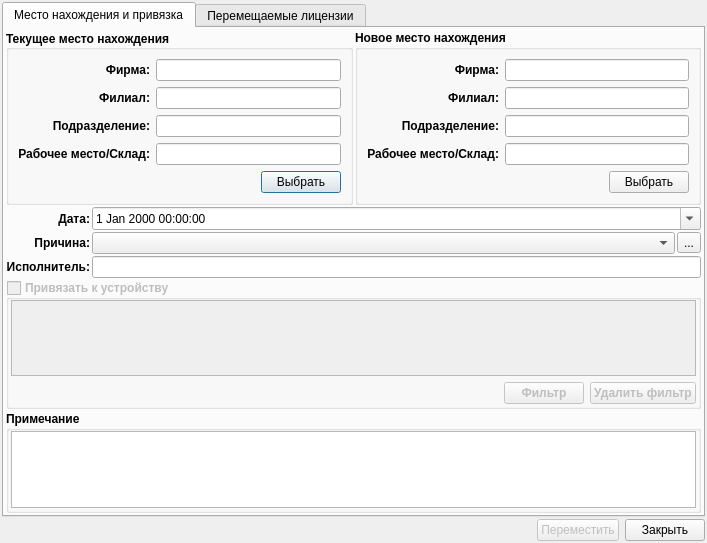
vovan1982/workerplace, file ui/movelicense.ui: the form before one commit.
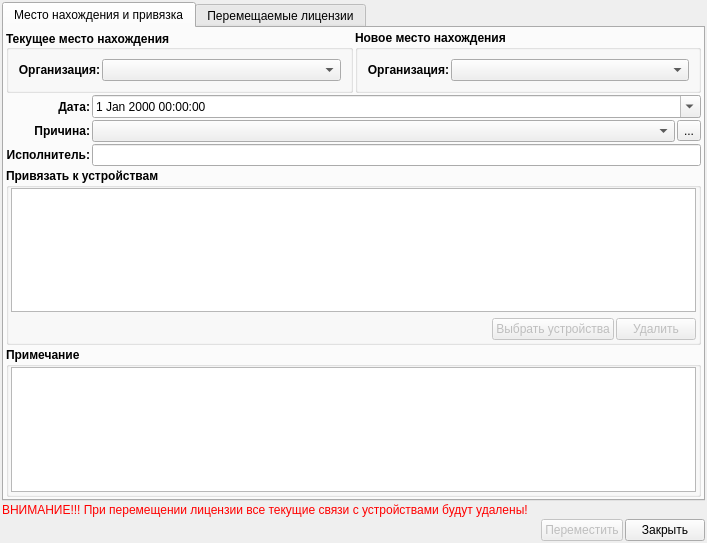
The form after the commit. Icons and pictures are not drawn. Custom widgets are drawn as their Qt base class.

```diff
--- a/ui/movelicense.ui
+++ b/ui/movelicense.ui
@@ -54,11 +54,14 @@
            </property>
            <layout class="QVBoxLayout" name="verticalLayout_5">
             <item>
-             <layout class="QGridLayout" name="gridLayout">
+             <layout class="QGridLayout" name="gridLayout" columnstretch="0,1">
+              <property name="spacing">
+               <number>2</number>
+              </property>
               <item row="0" column="0">
                <widget class="QLabel" name="label">
                 <property name="text">
-                 <string>Фирма:</string>
+                 <string>Организация:</string>
                 </property>
                 <property name="alignment">
                  <set>Qt::AlignRight|Qt::AlignTrailing|Qt::AlignVCenter</set>
@@ -66,96 +69,7 @@
                </widget>
               </item>
               <item row="0" column="1">
-               <widget class="QLineEdit" name="curFirm">
-                <property name="readOnly">
-                 <bool>true</bool>
-                </property>
-               </widget>
-              </item>
-              <item row="1" column="0">
-               <widget class="QLabel" name="label_2">
-                <property name="text">
-                 <string>Филиал:</string>
-                </property>
-                <property name="alignment">
-                 <set>Qt::AlignRight|Qt::AlignTrailing|Qt::AlignVCenter</set>
-                </property>
-               </widget>
-              </item>
-              <item row="1" column="1">
-               <widget class="QLineEdit" name="curFP">
-                <property name="readOnly">
-                 <bool>true</bool>
-                </property>
-               </widget>
-              </item>
-              <item row="2" column="0">
-               <widget class="QLabel" name="label_3">
-                <property name="text">
-                 <string>Подразделение:</string>
-                </property>
-                <property name="alignment">
-                 <set>Qt::AlignRight|Qt::AlignTrailing|Qt::AlignVCenter</set>
-                </property>
-               </widget>
-              </item>
-              <item row="2" column="1">
-               <widget class="QLineEdit" name="curDep">
-                <property name="readOnly">
-                 <bool>true</bool>
-                </property>
-               </widget>
-              </item>
-              <item row="3" column="0">
-               <widget class="QLabel" name="label_4">
-                <property name="text">
-                 <string>Рабочее место/Склад:</string>
-                </property>
-                <property name="alignment">
-                 <set>Qt::AlignRight|Qt::AlignTrailing|Qt::AlignVCenter</set>
-                </property>
-               </widget>
-              </item>
-              <item row="3" column="1">
-               <widget class="QLineEdit" name="curWpWh">
-                <property name="readOnly">
-                 <bool>true</bool>
-                </property>
-               </widget>
-              </item>
-             </layout>
-            </item>
-            <item>
-             <layout class="QHBoxLayout" name="horizontalLayout_5">
-              <item>
-               <spacer name="horizontalSpacer_2">
-                <property name="orientation">
-                 <enum>Qt::Horizontal</enum>
-                </property>
-                <property name="sizeHint" stdset="0">
-                 <size>
-                  <width>40</width>
-                  <height>20</height>
-                 </size>
-                </property>
-               </spacer>
-              </item>
-              <item>
-               <widget class="QPushButton" name="selectCurButton">
-                <property name="font">
-                 <font>
-                  <weight>50</weight>
-                  <bold>false</bold>
-                 </font>
-                </property>
-                <property name="text">
-                 <string>Выбрать</string>
-                </property>
-                <property name="icon">
-                 <iconset resource="../icons.qrc">
-                  <normaloff>:/24x24/select/ico/selectall_24x24.png</normaloff>:/24x24/select/ico/selectall_24x24.png</iconset>
-                </property>
-               </widget>
+               <widget class="QComboBox" name="curOrganization"/>
               </item>
              </layout>
             </item>
@@ -175,11 +89,14 @@
            </property>
            <layout class="QVBoxLayout" name="verticalLayout_6">
             <item>
-             <layout class="QGridLayout" name="gridLayout_2">
+             <layout class="QGridLayout" name="gridLayout_2" columnstretch="0,1">
+              <property name="spacing">
+               <number>2</number>
+              </property>
               <item row="0" column="0">
                <widget class="QLabel" name="label_5">
                 <property name="text">
-                 <string>Фирма:</string>
+                 <string>Организация:</string>
                 </property>
                 <property name="alignment">
                  <set>Qt::AlignRight|Qt::AlignTrailing|Qt::AlignVCenter</set>
@@ -187,96 +104,7 @@
                </widget>
               </item>
               <item row="0" column="1">
-               <widget class="QLineEdit" name="newFirm">
-                <property name="readOnly">
-                 <bool>true</bool>
-                </property>
-               </widget>
-              </item>
-              <item row="1" column="0">
-               <widget class="QLabel" name="label_6">
-                <property name="text">
-                 <string>Филиал:</string>
-                </property>
-                <property name="alignment">
-                 <set>Qt::AlignRight|Qt::AlignTrailing|Qt::AlignVCenter</set>
-                </property>
-               </widget>
-              </item>
-              <item row="1" column="1">
-               <widget class="QLineEdit" name="newFP">
-                <property name="readOnly">
-                 <bool>true</bool>
-                </property>
-               </widget>
-              </item>
-              <item row="2" column="0">
-               <widget class="QLabel" name="label_7">
-                <property name="text">
-                 <string>Подразделение:</string>
-                </property>
-                <property name="alignment">
-                 <set>Qt::AlignRight|Qt::AlignTrailing|Qt::AlignVCenter</set>
-                </property>
-               </widget>
-              </item>
-              <item row="2" column="1">
-               <widget class="QLineEdit" name="newDep">
-                <property name="readOnly">
-                 <bool>true</bool>
-                </property>
-               </widget>
-              </item>
-              <item row="3" column="0">
-               <widget class="QLabel" name="label_8">
-                <property name="text">
-                 <string>Рабочее место/Склад:</string>
-                </property>
-                <property name="alignment">
-                 <set>Qt::AlignRight|Qt::AlignTrailing|Qt::AlignVCenter</set>
-                </property>
-               </widget>
-              </item>
-              <item row="3" column="1">
-               <widget class="QLineEdit" name="newWpWh">
-                <property name="readOnly">
-                 <bool>true</bool>
-                </property>
-               </widget>
-              </item>
-             </layout>
-            </item>
-            <item>
-             <layout class="QHBoxLayout" name="horizontalLayout_6">
-              <item>
-               <spacer name="horizontalSpacer_3">
-                <property name="orientation">
-                 <enum>Qt::Horizontal</enum>
-                </property>
-                <property name="sizeHint" stdset="0">
-                 <size>
-                  <width>40</width>
-                  <height>20</height>
-                 </size>
-                </property>
-               </spacer>
-              </item>
-              <item>
-               <widget class="QPushButton" name="selectNewButton">
-                <property name="font">
-                 <font>
-                  <weight>50</weight>
-                  <bold>false</bold>
-                 </font>
-                </property>
-                <property name="text">
-                 <string>Выбрать</string>
-                </property>
-                <property name="icon">
-                 <iconset resource="../icons.qrc">
-                  <normaloff>:/24x24/select/ico/selectall_24x24.png</normaloff>:/24x24/select/ico/selectall_24x24.png</iconset>
-                </property>
-               </widget>
+               <widget class="QComboBox" name="newOrganization"/>
               </item>
              </layout>
             </item>
@@ -381,20 +209,20 @@
        <item>
         <widget class="QGroupBox" name="groupBoxDev">
          <property name="enabled">
-          <bool>false</bool>
-         </property>
-         <property name="font">
-          <font>
-           <weight>75</weight>
-           <bold>true</bold>
-          </font>
-         </property>
-         <property name="title">
-          <string>Привязать к устройству</string>
-         </property>
-         <property name="checkable">
           <bool>true</bool>
          </property>
+         <property name="font">
+          <font>
+           <weight>75</weight>
+           <bold>true</bold>
+          </font>
+         </property>
+         <property name="title">
+          <string>Привязать к устройствам</string>
+         </property>
+         <property name="checkable">
+          <bool>false</bool>
+         </property>
          <property name="checked">
           <bool>false</bool>
          </property>
@@ -422,10 +250,31 @@
             <property name="editTriggers">
              <set>QAbstractItemView::NoEditTriggers</set>
             </property>
+            <property name="alternatingRowColors">
+             <bool>true</bool>
+            </property>
+            <property name="rootIsDecorated">
+             <bool>false</bool>
+            </property>
+            <property name="itemsExpandable">
+             <bool>false</bool>
+            </property>
+            <property name="sortingEnabled">
+             <bool>true</bool>
+            </property>
+            <property name="allColumnsShowFocus">
+             <bool>true</bool>
+            </property>
+            <property name="expandsOnDoubleClick">
+             <bool>false</bool>
+            </property>
            </widget>
           </item>
           <item>
            <layout class="QHBoxLayout" name="horizontalLayout_4">
+            <property name="spacing">
+             <number>2</number>
+            </property>
             <item>
              <spacer name="horizontalSpacer_4">
               <property name="orientation">
@@ -440,9 +289,18 @@
              </spacer>
             </item>
             <item>
-             <widget class="QPushButton" name="addFiltrButton">
+             <widget class="QPushButton" name="selectDeviceButton">
+              <property name="enabled">
+               <bool>false</bool>
+              </property>
+              <property name="font">
+               <font>
+                <weight>50</weight>
+                <bold>false</bold>
+               </font>
+              </property>
               <property name="text">
-               <string>Фильтр</string>
+               <string>Выбрать устройства</string>
               </property>
               <property name="icon">
                <iconset resource="../icons.qrc">
@@ -455,8 +313,14 @@
               <property name="enabled">
                <bool>false</bool>
               </property>
+              <property name="font">
+               <font>
+                <weight>50</weight>
+                <bold>false</bold>
+               </font>
+              </property>
               <property name="text">
-               <string>Удалить фильтр</string>
+               <string>Удалить</string>
               </property>
               <property name="icon">
                <iconset resource="../icons.qrc">
@@ -645,10 +509,17 @@
      </widget>
     </widget>
    </item>
+   <item>
+    <widget class="QLabel" name="label_2">
+     <property name="text">
+      <string>&lt;html&gt;&lt;head/&gt;&lt;body&gt;&lt;p&gt;&lt;span style=&quot; color:#ff0000;&quot;&gt;ВНИМАНИЕ!!! При перемещении лицензии все текущие связи с устройствами будут удалены!&lt;/span&gt;&lt;/p&gt;&lt;/body&gt;&lt;/html&gt;</string>
+     </property>
+    </widget>
+   </item>
    <item>
     <layout class="QHBoxLayout" name="horizontalLayout">
      <property name="spacing">
-      <number>6</number>
+      <number>2</number>
      </property>
      <item>
       <spacer name="horizontalSpacer">
```
Left out of the diff: 39 changed lines with no effect on the pictures.
